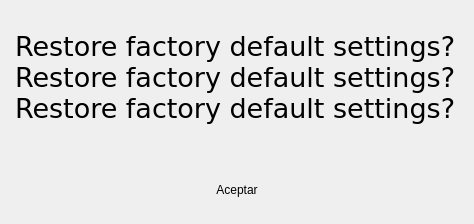
The window that bqUi/ui/ConfirmDialog.ui (bq/cervantes) describes before a commit, drawn with Qt 5.
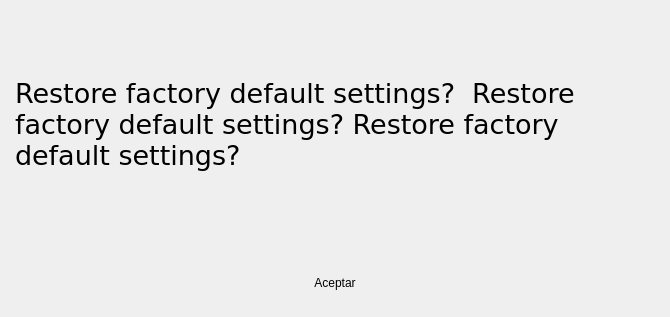
The same window after the commit. Custom widgets are drawn as their Qt base class.

What changed in the file:
```diff
--- a/bqUi/ui/ConfirmDialog.ui
+++ b/bqUi/ui/ConfirmDialog.ui
@@ -6,8 +6,8 @@
    <rect>
     <x>0</x>
     <y>0</y>
-    <width>474</width>
-    <height>224</height>
+    <width>670</width>
+    <height>317</height>
    </rect>
   </property>
   <property name="windowTitle">
@@ -98,8 +98,8 @@
            </property>
            <property name="sizeHint" stdset="0">
             <size>
-             <width>40</width>
-             <height>20</height>
+             <width>57</width>
+             <height>28</height>
             </size>
            </property>
           </spacer>
@@ -120,8 +120,8 @@
            </property>
            <property name="maximumSize">
             <size>
-             <width>164</width>
-             <height>49</height>
+             <width>232</width>
+             <height>69</height>
             </size>
            </property>
            <property name="focusPolicy">
@@ -135,8 +135,8 @@
            </property>
            <property name="iconSize">
             <size>
-             <width>112</width>
-             <height>60</height>
+             <width>158</width>
+             <height>85</height>
             </size>
            </property>
            <property name="autoDefault">
@@ -154,8 +154,8 @@
            </property>
            <property name="sizeHint" stdset="0">
             <size>
-             <width>40</width>
-             <height>20</height>
+             <width>57</width>
+             <height>28</height>
             </size>
            </property>
           </spacer>
```
Left out of the diff: 12 changed lines with no effect on the pictures.
